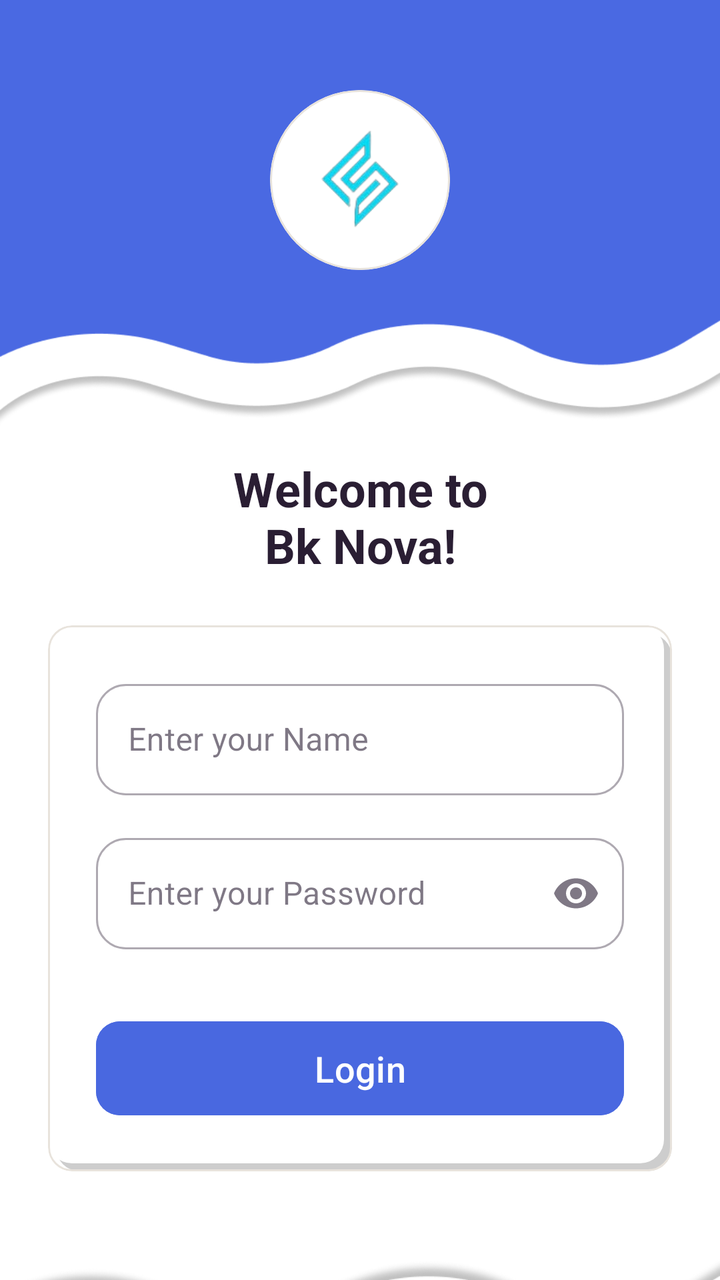
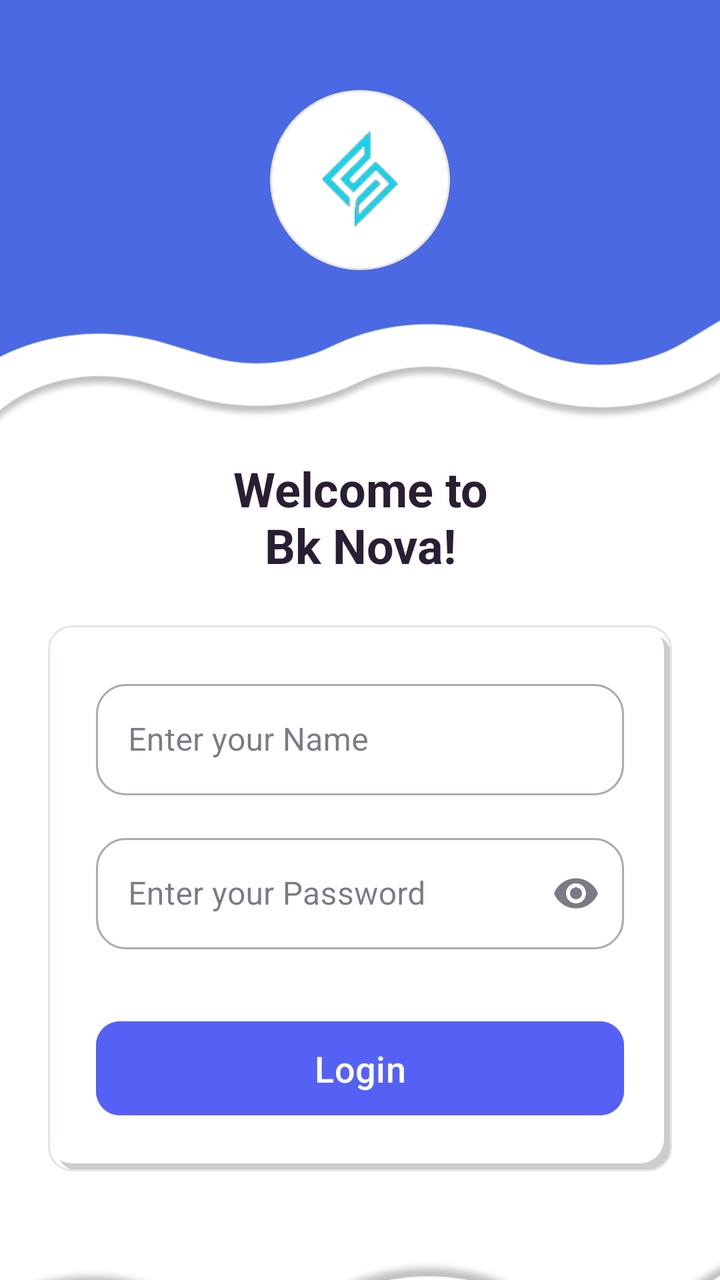

Compare the two renders of this Android layout. The source of the first and the diff that turns it into the second are given below.
<!-- AndroidManifest.xml: application theme Theme.BkNova -->
<!-- res/layout/activity_login.xml -->
<?xml version="1.0" encoding="utf-8"?>
<androidx.core.widget.NestedScrollView xmlns:android="http://schemas.android.com/apk/res/android"
    xmlns:app="http://schemas.android.com/apk/res-auto"
    xmlns:tools="http://schemas.android.com/tools"
    android:layout_width="match_parent"
    android:layout_height="match_parent"
    android:fillViewport="true"
    android:background="@color/white">

    <androidx.constraintlayout.widget.ConstraintLayout
        android:id="@+id/main"
        android:layout_width="match_parent"
        android:layout_height="wrap_content"
        tools:context=".activity.LoginActivity">

        
        <FrameLayout
            android:id="@+id/header_container"
            android:layout_width="match_parent"
            android:layout_height="220dp"
            android:background="@drawable/img_1"
            app:layout_constraintTop_toTopOf="parent">

            <com.google.android.material.card.MaterialCardView
                android:id="@+id/logo_card"
                android:layout_width="90dp"
                android:layout_height="90dp"
                android:layout_gravity="center"
                android:layout_marginBottom="20dp"
                app:cardBackgroundColor="@color/white"
                app:cardCornerRadius="45dp"
                app:cardElevation="0dp">

                <ImageView
                    android:layout_width="80dp"
                    android:layout_height="80dp"
                    android:layout_gravity="center"
                    android:src="@drawable/logo"
                    tools:ignore="ContentDescription" />
            </com.google.android.material.card.MaterialCardView>
        </FrameLayout>

        
        <TextView
            android:id="@+id/tv_welcome"
            android:layout_width="wrap_content"
            android:layout_height="wrap_content"
            android:layout_marginTop="8dp"
            android:gravity="center"
            android:text="@string/name_page"
            android:textColor="@color/text_color_primary"
            android:textSize="24sp"
            android:textStyle="bold"
            app:layout_constraintEnd_toEndOf="parent"
            app:layout_constraintStart_toStartOf="parent"
            app:layout_constraintTop_toBottomOf="@id/header_container" />

        
        <com.google.android.material.card.MaterialCardView
            android:id="@+id/login_card"
            android:layout_width="0dp"
            android:layout_height="wrap_content"
            android:layout_marginStart="24dp"
            android:layout_marginEnd="24dp"
            android:layout_marginTop="24dp"
            android:layout_marginBottom="32dp"
            app:layout_constraintWidth_max="488dp"
            app:layout_constraintEnd_toEndOf="parent"
            app:layout_constraintStart_toStartOf="parent"
            app:layout_constraintTop_toBottomOf="@id/tv_welcome"
            app:layout_constraintBottom_toTopOf="@+id/bottom_bg"
            app:layout_constraintVertical_bias="0.0">

            <LinearLayout
                android:layout_width="match_parent"
                android:layout_height="wrap_content"
                android:orientation="vertical"
                android:background="@drawable/bg_grid_shadow"
                android:padding="24dp">

                <com.google.android.material.textfield.TextInputLayout
                    android:id="@+id/til_email"
                    style="@style/Widget.MaterialComponents.TextInputLayout.OutlinedBox"
                    android:layout_width="match_parent"
                    android:layout_height="wrap_content"
                    android:hint="@string/name"
                    app:boxCornerRadiusBottomEnd="15dp"
                    app:boxCornerRadiusBottomStart="15dp"
                    app:boxCornerRadiusTopEnd="15dp"
                    app:boxCornerRadiusTopStart="15dp">

                    <com.google.android.material.textfield.TextInputEditText
                        android:layout_width="match_parent"
                        android:layout_height="wrap_content"
                        android:importantForAutofill="no"
                        android:inputType="textEmailAddress" />
                </com.google.android.material.textfield.TextInputLayout>

                <com.google.android.material.textfield.TextInputLayout
                    android:id="@+id/til_password"
                    style="@style/Widget.MaterialComponents.TextInputLayout.OutlinedBox"
                    android:layout_width="match_parent"
                    android:layout_height="wrap_content"
                    android:layout_marginTop="16dp"
                    android:hint="@string/password"
                    app:boxCornerRadiusBottomEnd="15dp"
                    app:boxCornerRadiusBottomStart="15dp"
                    app:boxCornerRadiusTopEnd="15dp"
                    app:boxCornerRadiusTopStart="15dp"
                    app:endIconMode="password_toggle">

                    <com.google.android.material.textfield.TextInputEditText
                        android:layout_width="match_parent"
                        android:layout_height="wrap_content"
                        android:importantForAutofill="no"
                        android:inputType="textPassword" />
                </com.google.android.material.textfield.TextInputLayout>

                
                <com.google.android.material.button.MaterialButton
                    android:id="@+id/btn_login"
                    android:layout_width="match_parent"
                    android:layout_height="55dp"
                    android:layout_marginTop="32dp"
                    android:backgroundTint="#4968E0"
                    android:text="@string/login"
                    android:textAllCaps="false"
                    android:textSize="18sp"
                    app:cornerRadius="12dp" />
            </LinearLayout>
        </com.google.android.material.card.MaterialCardView>

        
        <View
            android:id="@+id/bottom_bg"
            android:layout_width="match_parent"
            android:layout_height="150dp"
            android:background="@drawable/img"
            app:layout_constraintBottom_toBottomOf="parent"
            app:layout_constraintTop_toBottomOf="@id/btn_login"
            app:layout_constraintVertical_bias="1.0"
            tools:layout_editor_absoluteX="0dp" />

    </androidx.constraintlayout.widget.ConstraintLayout>
</androidx.core.widget.NestedScrollView>
<!-- resources referenced by this layout -->
<resources>
  <color name="text_color_primary">#2A1E33</color>
  <color name="white">#FFFFFFFF</color>
  <!-- drawable bg_grid_shadow (drawable) -->
  <?xml version="1.0" encoding="utf-8"?>
  <layer-list xmlns:android="http://schemas.android.com/apk/res/android">
  
      
      <item
          android:left="4dp"
  
          android:top="4dp">
  
          <shape android:shape="rectangle">
              <solid android:color="#32000000" />
              <corners android:radius="12dp" />
          </shape>
  
      </item>
  
      
      <item
          android:right="4dp"
          android:bottom="4dp">
  
          <shape android:shape="rectangle">
              <solid android:color="#FFFFFF" />
              <corners android:radius="12dp" />
          </shape>
  
      </item>
  
  </layer-list>
  <!-- drawable img: png bitmap (drawable, 18089 bytes) -->
  <!-- drawable img_1: png bitmap (drawable, 20213 bytes) -->
  <!-- drawable logo: png bitmap (drawable, 9816 bytes) -->
  <string name="login">Login</string>
  <string name="name">Enter your Name</string>
  <string name="name_page">Welcome to\nBk Nova!</string>
  <string name="password">Enter your Password</string>
  <style name="Theme.BkNova" parent="Base.Theme.BkNova" />
  <style name="Base.Theme.BkNova" parent="Theme.Material3.Light.NoActionBar">
  
          
          <item name="colorPrimary">@color/brand_primary</item>
          <item name="colorOnPrimary">@color/white</item>
          <item name="colorPrimaryContainer">@color/brand_soft</item>
          <item name="colorOnPrimaryContainer">@color/text_color_primary</item>
  
          <item name="colorSecondary">@color/accent_pink</item>
          
          <item name="colorOnSecondary">@color/text_color_primary</item>
          <item name="colorSecondaryContainer">@color/accent_pink_soft</item>
          <item name="colorOnSecondaryContainer">@color/text_color_primary</item>
  
          <item name="colorTertiary">@color/accent_peach</item>
          <item name="colorOnTertiary">@color/text_color_primary</item>
          <item name="colorTertiaryContainer">@color/accent_peach_soft</item>
          <item name="colorOnTertiaryContainer">@color/text_color_primary</item>
  
          <item name="colorSurface">@color/white</item>
          <item name="colorOnSurface">@color/text_color_primary</item>
          <item name="colorSurfaceVariant">@color/background_cream</item>
          <item name="colorOnSurfaceVariant">@color/text_color_secondary</item>
          <item name="android:colorBackground">@color/background_cream</item>
          <item name="colorOnBackground">@color/text_color_primary</item>
  
          <item name="colorOutline">@color/divider_color</item>
          <item name="colorOutlineVariant">@color/divider_color</item>
  
          <item name="colorError">@color/red_text</item>
          <item name="colorOnError">@color/white</item>
          <item name="colorErrorContainer">@color/red_light</item>
          <item name="colorOnErrorContainer">@color/red_text</item>
  
          <item name="android:windowBackground">@color/background_cream</item>
  
          
          <item name="android:statusBarColor">@color/white</item>
          <item name="android:windowLightStatusBar">true</item>
          <item name="android:navigationBarColor">@android:color/transparent</item>
          <item name="android:windowLightNavigationBar" tools:targetApi="o_mr1">false</item>
      </style>
  <color name="brand_primary">#5561F4</color>
  <color name="brand_soft">#F0E6FC</color>
  <color name="accent_pink">#FF7FAF</color>
  <color name="accent_pink_soft">#FFECF3</color>
  <color name="accent_peach">#FFC6BF</color>
  <color name="accent_peach_soft">#FFE8E5</color>
  <color name="background_cream">#F8F7F2</color>
  <color name="text_color_secondary">#6B5E75</color>
  <color name="divider_color">#E8E3DC</color>
  <color name="red_text">#DC2626</color>
  <color name="red_light">#FEE2E2</color>
</resources>

<!-- the commit's change to res/layout/activity_login.xml (unified diff, before → after) -->
@@ -122,7 +122,7 @@
                     android:layout_width="match_parent"
                     android:layout_height="55dp"
                     android:layout_marginTop="32dp"
-                    android:backgroundTint="#4968E0"
+                    android:backgroundTint="@color/brand_primary"
                     android:text="@string/login"
                     android:textAllCaps="false"
                     android:textSize="18sp"
<!-- resource entries referenced after the edit -->
@@ -77,10 +77,12 @@
           <item name="android:windowBackground">@color/background_cream</item>
   
           
-          <item name="android:statusBarColor">@color/white</item>
+          <item name="android:statusBarColor">@android:color/transparent</item>
+          <item name="android:navigationBarColor">@android:color/transparent</item>
           <item name="android:windowLightStatusBar">true</item>
-          <item name="android:navigationBarColor">@android:color/transparent</item>
-          <item name="android:windowLightNavigationBar" tools:targetApi="o_mr1">false</item>
+          
+          <item name="android:enforceNavigationBarContrast" tools:targetApi="q">false</item>
+          <item name="android:enforceStatusBarContrast" tools:targetApi="q">false</item>
       </style>
   <color name="brand_primary">#5561F4</color>
   <color name="brand_soft">#F0E6FC</color>
